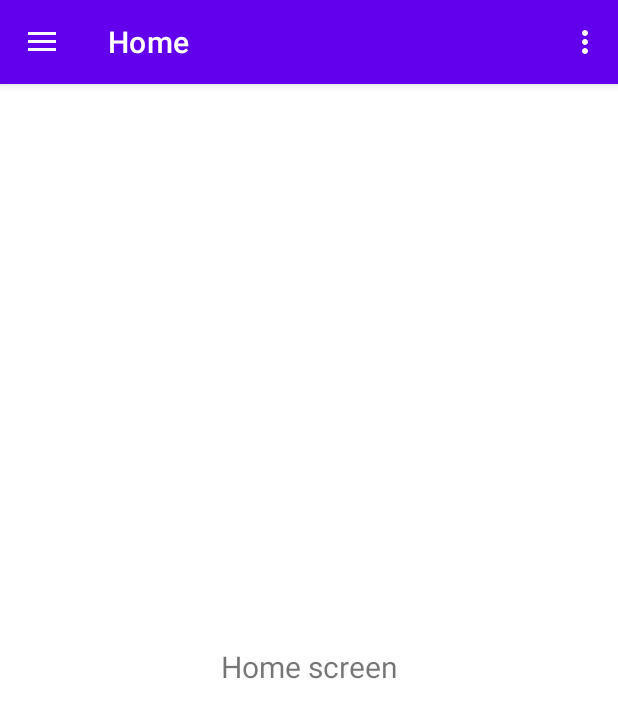
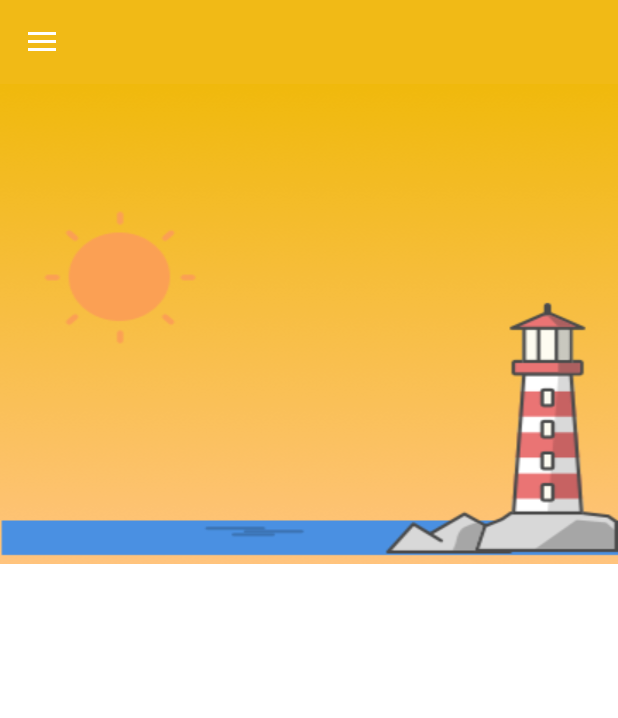
Before and after one commit to ikiugu/weather-app, an Android app: the screen it shows after launch (MainActivity), on a phone screen of 412 x 824 dp. Shown: the top 718 px of the screen. Run offline under Robolectric (Android 15) with nearby library versions, the light colour scheme and no system bars; our stand-ins replace Room's generated code, data binding, navigation-ui; 3 statements that could not run were skipped.

Commit message:
binding for temp text

```diff
--- a/app/build.gradle
+++ b/app/build.gradle
@@ -33,7 +33,7 @@ android {
         jvmTarget = '1.8'
     }
     buildFeatures {
-        viewBinding true
+        dataBinding true
     }
 }
 
--- a/app/src/main/java/com/ikiugu/weather/MainActivity.kt
+++ b/app/src/main/java/com/ikiugu/weather/MainActivity.kt
@@ -4,18 +4,21 @@ package com.ikiugu.weather
  * Created by Alfred Ikiugu on 09/06/2021
  */
 
+import android.graphics.Color
+import android.graphics.drawable.ColorDrawable
+import android.os.Build
 import android.os.Bundle
-import android.view.Menu
-import com.google.android.material.snackbar.Snackbar
-import com.google.android.material.navigation.NavigationView
+import androidx.appcompat.app.AppCompatActivity
+import androidx.databinding.DataBindingUtil
+import androidx.drawerlayout.widget.DrawerLayout
 import androidx.navigation.findNavController
 import androidx.navigation.ui.AppBarConfiguration
 import androidx.navigation.ui.navigateUp
 import androidx.navigation.ui.setupActionBarWithNavController
 import androidx.navigation.ui.setupWithNavController
-import androidx.drawerlayout.widget.DrawerLayout
-import androidx.appcompat.app.AppCompatActivity
+import com.google.android.material.navigation.NavigationView
 import com.ikiugu.weather.databinding.ActivityMainBinding
+
 
 class MainActivity : AppCompatActivity() {
 
@@ -25,7 +28,7 @@ class MainActivity : AppCompatActivity() {
     override fun onCreate(savedInstanceState: Bundle?) {
         super.onCreate(savedInstanceState)
 
-        binding = ActivityMainBinding.inflate(layoutInflater)
+        binding = DataBindingUtil.setContentView(this, R.layout.activity_main)
         setContentView(binding.root)
 
         setSupportActionBar(binding.appBarMain.toolbar)
@@ -37,21 +40,28 @@ class MainActivity : AppCompatActivity() {
         // menu should be considered as top level destinations.
         appBarConfiguration = AppBarConfiguration(
             setOf(
-                R.id.nav_home)
-            , drawerLayout
+                R.id.nav_home
+            ), drawerLayout
         )
         setupActionBarWithNavController(navController, appBarConfiguration)
         navView.setupWithNavController(navController)
-    }
 
-    override fun onCreateOptionsMenu(menu: Menu): Boolean {
-        // Inflate the menu; this adds items to the action bar if it is present.
-        menuInflater.inflate(R.menu.main, menu)
-        return true
+        handleAppAndStatusBar()
     }
 
     override fun onSupportNavigateUp(): Boolean {
         val navController = findNavController(R.id.nav_host_fragment_content_main)
         return navController.navigateUp(appBarConfiguration) || super.onSupportNavigateUp()
     }
+
+    fun handleAppAndStatusBar() {
+        if (Build.VERSION.SDK_INT >= Build.VERSION_CODES.LOLLIPOP) {
+            window.statusBarColor = Color.parseColor("#F1BA16")
+        }
+
+        val colorDrawable = ColorDrawable(Color.parseColor("#F1BA16"))
+        supportActionBar?.setBackgroundDrawable(colorDrawable)
+        supportActionBar?.elevation = 0F
+        supportActionBar?.title =""
+    }
 }
--- a/app/src/main/java/com/ikiugu/weather/ui/home/HomeFragment.kt
+++ b/app/src/main/java/com/ikiugu/weather/ui/home/HomeFragment.kt
@@ -9,37 +9,42 @@ import android.view.LayoutInflater
 import android.view.View
 import android.view.ViewGroup
 import android.widget.Toast
+import androidx.databinding.DataBindingUtil
 import androidx.fragment.app.Fragment
 import androidx.lifecycle.ViewModelProvider
+import com.ikiugu.weather.MainActivity
+import com.ikiugu.weather.R
 import com.ikiugu.weather.databinding.FragmentHomeBinding
 
 class HomeFragment : Fragment() {
 
     private lateinit var homeViewModel: HomeViewModel
-    private var _binding: FragmentHomeBinding? = null
-
-    // This property is only valid between onCreateView and
-    // onDestroyView.
-    private val binding get() = _binding!!
 
     override fun onCreateView(
         inflater: LayoutInflater,
         container: ViewGroup?,
         savedInstanceState: Bundle?
     ): View? {
+
+        val binding: FragmentHomeBinding = DataBindingUtil.inflate(
+            inflater,
+            R.layout.fragment_home,
+            container,
+            false)
+
         homeViewModel =
             ViewModelProvider(this).get(HomeViewModel::class.java)
 
         homeViewModel.currentWeatherTemp.observe(viewLifecycleOwner, { weather ->
-            Toast.makeText(context, "The current weather is ${weather.temp}", Toast.LENGTH_SHORT).show()
+           if(weather != null) {
+               Toast.makeText(context, "The current weather is ${weather.temp}", Toast.LENGTH_SHORT).show()
+           }
         })
 
-        _binding = FragmentHomeBinding.inflate(inflater, container, false)
+        (activity as MainActivity).handleAppAndStatusBar()
+
+
         return binding.root
     }
 
-    override fun onDestroyView() {
-        super.onDestroyView()
-        _binding = null
-    }
 }
--- a/app/src/main/java/com/ikiugu/weather/ui/home/HomeViewModel.kt
+++ b/app/src/main/java/com/ikiugu/weather/ui/home/HomeViewModel.kt
@@ -6,10 +6,8 @@ package com.ikiugu.weather.ui.home
 
 import android.app.Application
 import androidx.lifecycle.AndroidViewModel
-import androidx.lifecycle.viewModelScope
 import com.ikiugu.weather.database.getDatabase
 import com.ikiugu.weather.repository.WeatherRepository
-import kotlinx.coroutines.launch
 
 class HomeViewModel(application: Application) : AndroidViewModel(application) {
 
@@ -18,10 +16,10 @@ class HomeViewModel(application: Application) : AndroidViewModel(application) {
 
     val currentWeatherTemp = weatherRepository.currWeather
 
-    init {
+    /*init {
         viewModelScope.launch {
             weatherRepository.getCurrentWeather()
         }
-    }
+    }*/
 
 }
--- a/app/src/main/res/layout/activity_main.xml
+++ b/app/src/main/res/layout/activity_main.xml
@@ -1,4 +1,6 @@
 <?xml version="1.0" encoding="utf-8"?>
+<layout>
+
     <androidx.drawerlayout.widget.DrawerLayout xmlns:android="http://schemas.android.com/apk/res/android"
         xmlns:app="http://schemas.android.com/apk/res-auto"
         xmlns:tools="http://schemas.android.com/tools"
@@ -23,3 +25,5 @@
             app:headerLayout="@layout/nav_header_main"
             app:menu="@menu/activity_main_drawer" />
     </androidx.drawerlayout.widget.DrawerLayout>
+
+</layout>
--- a/app/src/main/res/layout/app_bar_main.xml
+++ b/app/src/main/res/layout/app_bar_main.xml
@@ -1,4 +1,5 @@
 <?xml version="1.0" encoding="utf-8"?>
+<layout>
 <androidx.coordinatorlayout.widget.CoordinatorLayout xmlns:android="http://schemas.android.com/apk/res/android"
     xmlns:app="http://schemas.android.com/apk/res-auto"
     xmlns:tools="http://schemas.android.com/tools"
@@ -23,3 +24,4 @@
     <include layout="@layout/content_main" />
 
 </androidx.coordinatorlayout.widget.CoordinatorLayout>
+</layout>
--- a/app/src/main/res/layout/fragment_home.xml
+++ b/app/src/main/res/layout/fragment_home.xml
@@ -1,4 +1,13 @@
 <?xml version="1.0" encoding="utf-8"?>
+<layout>
+
+    <data>
+
+        <variable
+            name="viewModel"
+            type="com.ikiugu.weather.ui.home.HomeViewModel" />
+    </data>
+
     <androidx.constraintlayout.widget.ConstraintLayout xmlns:android="http://schemas.android.com/apk/res/android"
         xmlns:app="http://schemas.android.com/apk/res-auto"
         xmlns:tools="http://schemas.android.com/tools"
@@ -6,18 +15,24 @@
         android:layout_height="match_parent"
         tools:context=".ui.home.HomeFragment">
 
-    <TextView
-        android:id="@+id/text_home"
-        android:layout_width="match_parent"
+        <ImageView
+            android:id="@+id/weatherStatusImage"
+            android:layout_width="0dp"
             android:layout_height="wrap_content"
-        android:layout_marginStart="8dp"
-        android:layout_marginTop="8dp"
-        android:layout_marginEnd="8dp"
-        android:textAlignment="center"
-        android:text="Home screen"
-        android:textSize="20sp"
-        app:layout_constraintBottom_toBottomOf="parent"
+            android:scaleType="fitXY"
+            android:src="@drawable/sea_sunnypng"
             app:layout_constraintEnd_toEndOf="parent"
             app:layout_constraintStart_toStartOf="parent"
             app:layout_constraintTop_toTopOf="parent" />
+
+        <TextView
+            android:id="@+id/weatherTemp"
+            android:layout_width="wrap_content"
+            android:layout_height="wrap_content"
+            android:text="@{String.valueOf(viewModel.currentWeatherTemp.temp)}"
+            app:layout_constraintBottom_toBottomOf="@+id/weatherStatusImage"
+            app:layout_constraintEnd_toEndOf="parent"
+            app:layout_constraintStart_toStartOf="@+id/weatherStatusImage"
+            app:layout_constraintTop_toTopOf="parent" />
     </androidx.constraintlayout.widget.ConstraintLayout>
+</layout>
--- a/app/src/main/res/values/themes.xml
+++ b/app/src/main/res/values/themes.xml
@@ -12,6 +12,7 @@
         <!-- Status bar color. -->
         <item name="android:statusBarColor" tools:targetApi="l">?attr/colorPrimaryVariant</item>
         <!-- Customize your theme here. -->
+        <item name="elevation">0dp</item>
     </style>
 
     <style name="Theme.Weather.NoActionBar">
```
Also changed, not shown: app/src/main/res/drawable/sea_cloudy.png (added), app/src/main/res/drawable/sea_rainy.png (added), app/src/main/res/drawable/sea_sunnypng.png (added). Lines whose indentation alone changed are shown as unchanged.
